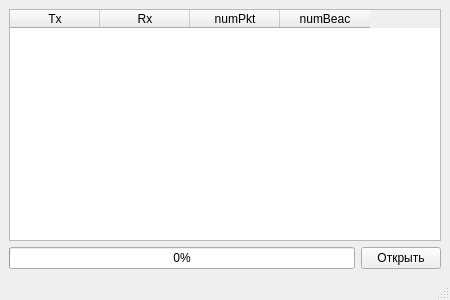
The window that mywidget.ui (RuSichPT/ParseWareshark_QT) describes before a commit, drawn with Qt 5.
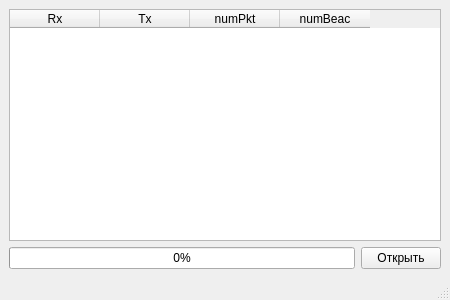
The same window after the commit.

Patch:
```diff
--- a/mywidget.ui
+++ b/mywidget.ui
@@ -31,12 +31,12 @@
       </attribute>
       <column>
        <property name="text">
-        <string>Tx</string>
+        <string>Rx</string>
        </property>
       </column>
       <column>
        <property name="text">
-        <string>Rx</string>
+        <string>Tx</string>
        </property>
       </column>
       <column>
```
